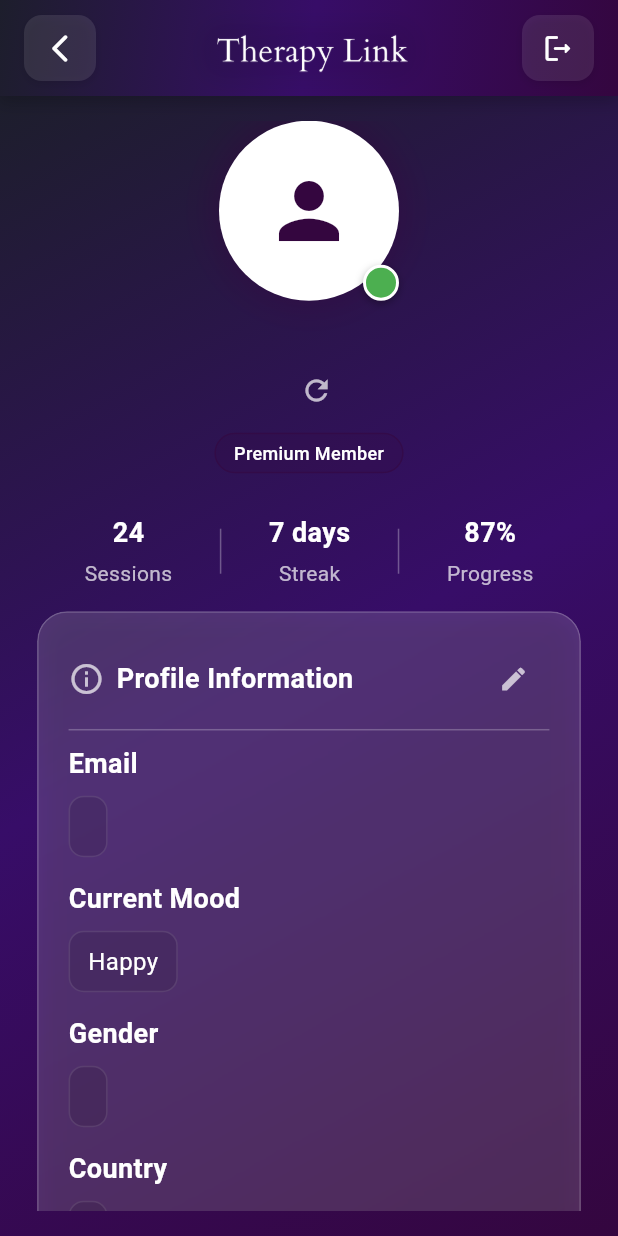
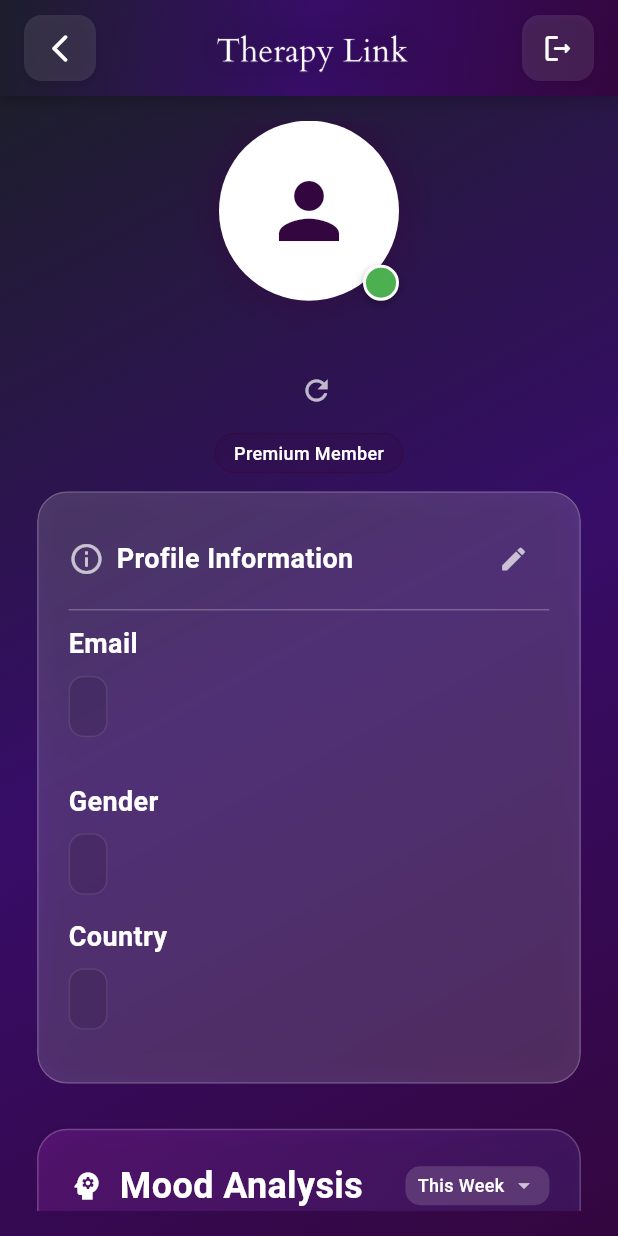
Before and after one commit to azamali992/fyp_therapylink, a Flutter app: the ProfilePage screen opened directly, on a phone screen of 412 x 824 dp. Run offline on Flutter 3.47's test engine with Material 3 defaults, Android fonts, the phone set to English and light mode, and no system bars; our stand-ins replace animate_do, audioplayers, bloc, cloud_firestore, concentric_transition, country_picker and 19 more; missing offline and left inert: google_speech, record; accounts and stored records are empty; project files that could hold a hidden picture were left out.

Commit message:
minor ui fixes and code with 0 problems

```diff
--- a/lib/Views/profilepage.dart
+++ b/lib/Views/profilepage.dart
@@ -386,21 +386,6 @@ class _ProfilePageState extends State<ProfilePage>
                             ),
 
                             // Stats row
-                            Padding(
-                              padding:
-                                  const EdgeInsets.symmetric(vertical: 15.0),
-                              child: Row(
-                                mainAxisAlignment:
-                                    MainAxisAlignment.spaceEvenly,
-                                children: [
-                                  _buildStatItem('Sessions', '24'),
-                                  _buildVerticalDivider(),
-                                  _buildStatItem('Streak', '7 days'),
-                                  _buildVerticalDivider(),
-                                  _buildStatItem('Progress', '87%'),
-                                ],
-                              ),
-                            ),
 
                             // Profile card with frosted glass effect
                             ClipRRect(
@@ -472,8 +457,6 @@ class _ProfilePageState extends State<ProfilePage>
                                           color: Colors.white24, height: 20),
                                       _buildProfileInfo('Email', _email),
                                       const SizedBox(height: 15.0),
-                                      _buildProfileInfo(
-                                          'Current Mood', _currentMood),
                                       const SizedBox(height: 15.0),
                                       _buildProfileInfo('Gender', _gender),
                                       const SizedBox(height: 15.0),
```
Also changed, not shown: lib/Views/mainMenu.dart (+6 -6 lines), lib/Views/voicechat.dart (+35 -2 lines).
